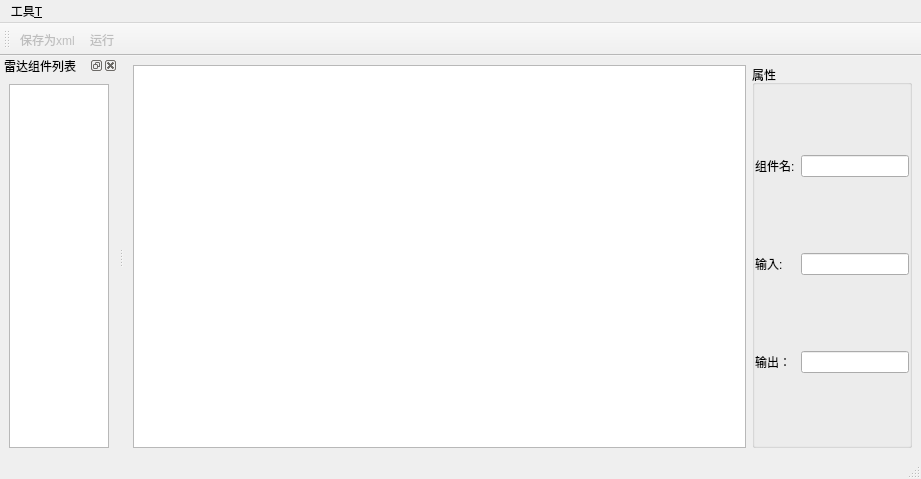
Above: prototype_v0906/RadarPrototype/mainwindow_radar.ui from Tangzixia/Digital-Prototype before the change. Below: the same form after it.
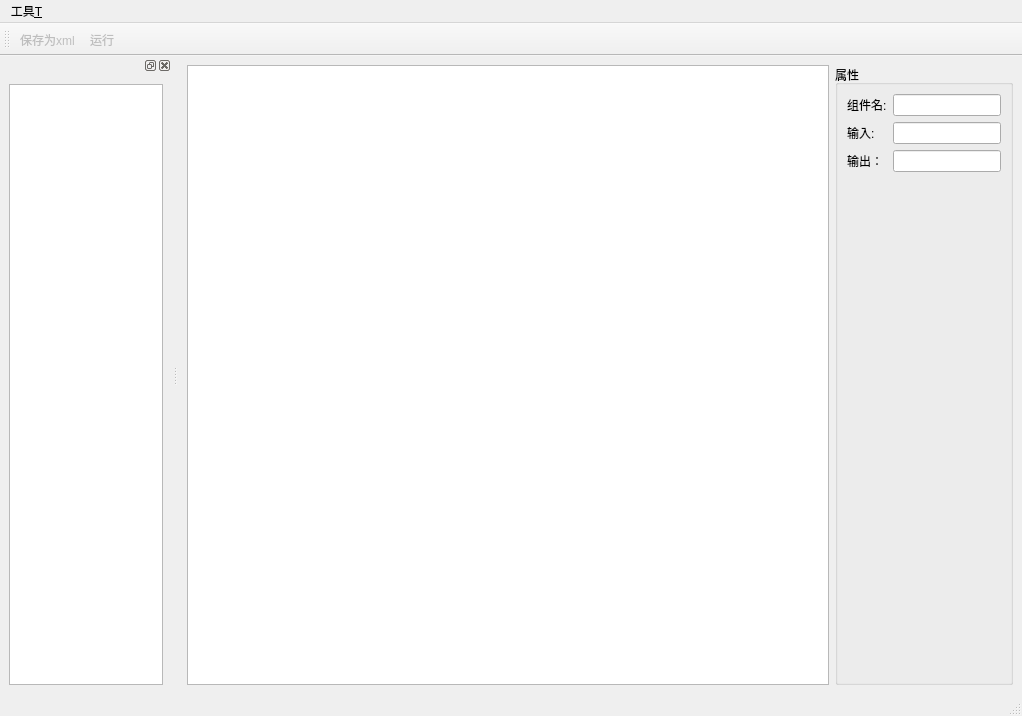
That is the form after the change. Icons and pictures are not drawn. Custom widgets are drawn as their Qt base class.

What changed in the file:
```diff
--- a/prototype_v0906/RadarPrototype/mainwindow_radar.ui
+++ b/prototype_v0906/RadarPrototype/mainwindow_radar.ui
@@ -9,16 +9,16 @@
    <rect>
     <x>0</x>
     <y>0</y>
-    <width>921</width>
-    <height>479</height>
+    <width>1022</width>
+    <height>716</height>
    </rect>
   </property>
   <property name="windowTitle">
    <string>编辑雷达</string>
   </property>
   <widget class="QWidget" name="centralwidget">
-   <layout class="QHBoxLayout" name="horizontalLayout">
-    <item>
+   <layout class="QGridLayout" name="gridLayout">
+    <item row="0" column="0">
      <widget class="QGraphicsView" name="graphicsView">
       <property name="styleSheet">
        <string notr="true"/>
@@ -40,7 +40,7 @@
       </property>
      </widget>
     </item>
-    <item>
+    <item row="0" column="1">
      <widget class="QGroupBox" name="groupBox">
       <property name="sizePolicy">
        <sizepolicy hsizetype="Minimum" vsizetype="Minimum">
@@ -57,22 +57,9 @@
       <property name="checkable">
        <bool>false</bool>
       </property>
+      <layout class="QVBoxLayout" name="verticalLayout_2">
+       <item>
       <layout class="QVBoxLayout" name="verticalLayout">
-       <property name="sizeConstraint">
-        <enum>QLayout::SetMinimumSize</enum>
-       </property>
-       <property name="leftMargin">
-        <number>0</number>
-       </property>
-       <property name="topMargin">
-        <number>0</number>
-       </property>
-       <property name="rightMargin">
-        <number>0</number>
-       </property>
-       <property name="bottomMargin">
-        <number>0</number>
-       </property>
        <item>
         <layout class="QHBoxLayout" name="horizontalLayout_2">
          <property name="sizeConstraint">
@@ -158,6 +145,21 @@
         </layout>
        </item>
       </layout>
+       </item>
+       <item>
+        <spacer name="verticalSpacer">
+         <property name="orientation">
+          <enum>Qt::Vertical</enum>
+         </property>
+         <property name="sizeHint" stdset="0">
+          <size>
+           <width>20</width>
+           <height>40</height>
+          </size>
+         </property>
+        </spacer>
+       </item>
+      </layout>
      </widget>
     </item>
    </layout>
@@ -167,7 +169,7 @@
     <rect>
      <x>0</x>
      <y>0</y>
-     <width>921</width>
+     <width>1022</width>
      <height>21</height>
     </rect>
    </property>
@@ -195,8 +197,8 @@
    </property>
    <property name="minimumSize">
     <size>
-     <width>91</width>
-     <height>113</height>
+     <width>172</width>
+     <height>156</height>
     </size>
    </property>
    <property name="autoFillBackground">
@@ -212,14 +214,14 @@
     <set>QDockWidget::AllDockWidgetFeatures</set>
    </property>
    <property name="windowTitle">
-    <string>雷达组件列表</string>
+    <string/>
    </property>
    <attribute name="dockWidgetArea">
     <number>1</number>
    </attribute>
    <widget class="QWidget" name="dockWidgetContents">
-    <layout class="QGridLayout" name="gridLayout">
-     <item row="0" column="0">
+    <layout class="QVBoxLayout" name="verticalLayout_3">
+     <item>
       <widget class="RadarCompDraglistWidget" name="listWidget">
        <property name="enabled">
         <bool>true</bool>
```
Lines whose indentation alone changed are shown as unchanged.
